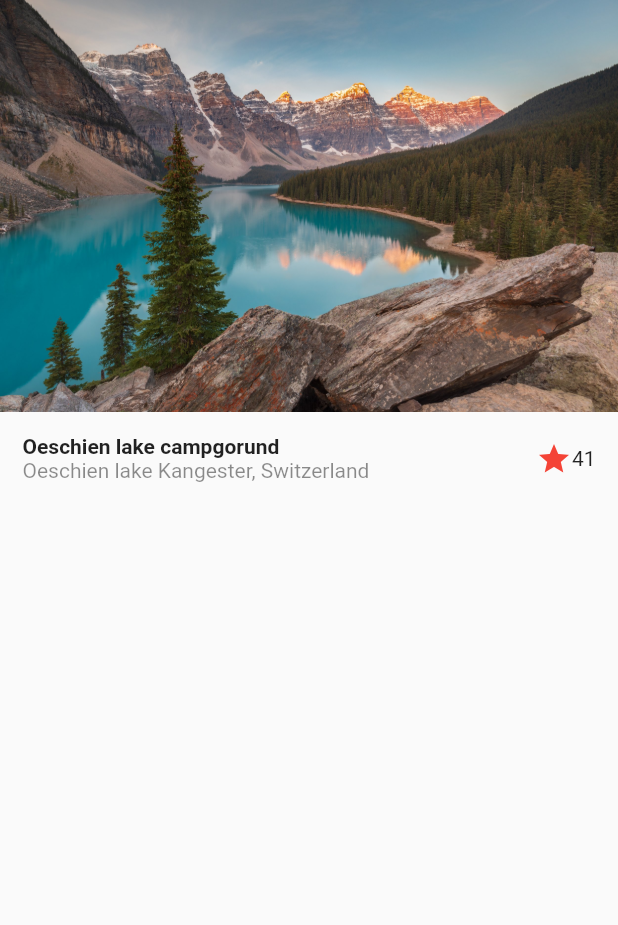
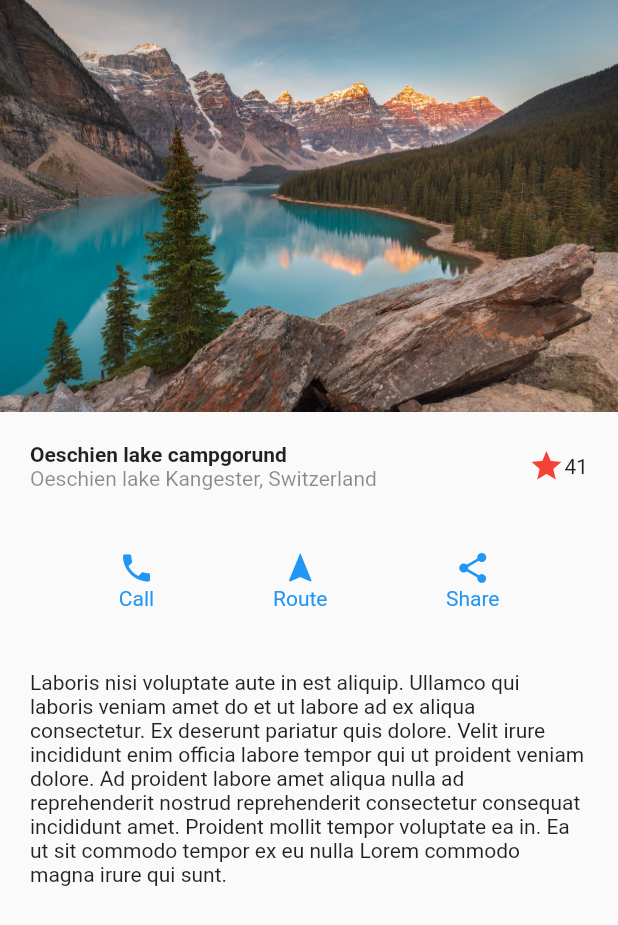
Before and after one commit to devb09/designs_app, a Flutter app: the screen it shows after launch, on a phone screen of 412 x 824 dp. Shown: the top 925 px of the screen. Run offline on Flutter 3.47's test engine with Material 2 defaults, Android fonts, the phone set to English and light mode, and no system bars.

Commit message:
feat: end firt design

```diff
--- a/lib/screens/basic_design.dart
+++ b/lib/screens/basic_design.dart
@@ -1,7 +1,6 @@
 import 'package:flutter/material.dart';
 
 class BasicDesignScreen extends StatelessWidget {
-
   const BasicDesignScreen({Key? key}) : super(key: key);
 
   @override
@@ -10,7 +9,11 @@ class BasicDesignScreen extends StatelessWidget {
       body: Column(
         children: [
           Image(image: AssetImage('assets/landscape.jpg')),
-          title()
+          title(),
+          ButtonsSection(),
+          Container(
+            padding: EdgeInsets.all(20),
+            child: Text('Laboris nisi voluptate aute in est aliquip. Ullamco qui laboris veniam amet do et ut labore ad ex aliqua consectetur. Ex deserunt pariatur quis dolore. Velit irure incididunt enim officia labore tempor qui ut proident veniam dolore. Ad proident labore amet aliqua nulla ad reprehenderit nostrud reprehenderit consectetur consequat incididunt amet. Proident mollit tempor voluptate ea in. Ea ut sit commodo tempor ex eu nulla Lorem commodo magna irure qui sunt.'))
         ],
       ),
     );
@@ -25,15 +28,19 @@ class title extends StatelessWidget {
   @override
   Widget build(BuildContext context) {
     return Container(
-      margin: EdgeInsets.all(15.0),
+      margin: EdgeInsets.all(20.0),
       child: Row(
         // mainAxisAlignment: MainAxisAlignment.spaceAround,
         children: [
           Column(
             crossAxisAlignment: CrossAxisAlignment.start,
             children: [
-              Text('Oeschien lake campgorund', style: TextStyle(fontWeight: FontWeight.bold),),
-              Text('Oeschien lake Kangester, Switzerland', style: TextStyle(color: Colors.black45)),
+              Text(
+                'Oeschien lake campgorund',
+                style: TextStyle(fontWeight: FontWeight.bold),
+              ),
+              Text('Oeschien lake Kangester, Switzerland',
+                  style: TextStyle(color: Colors.black45)),
             ],
           ),
           Expanded(child: Container()),
@@ -44,3 +51,51 @@ class title extends StatelessWidget {
     );
   }
 }
+
+class ButtonsSection extends StatelessWidget {
+  const ButtonsSection({
+    Key? key,
+  }) : super(key: key);
+
+  @override
+  Widget build(BuildContext context) {
+    return Container(
+      margin: EdgeInsets.symmetric(vertical: 20),
+      child: Row(
+        mainAxisAlignment: MainAxisAlignment.spaceEvenly,
+        children: [
+          ButtonItem(
+            icon: Icons.phone,
+            text: 'Call',
+          ),
+          ButtonItem(
+            icon: Icons.navigation_sharp,
+            text: 'Route',
+          ),
+          ButtonItem(
+            icon: Icons.share,
+            text: 'Share',
+          ),
+        ],
+      ),
+    );
+  }
+}
+
+class ButtonItem extends StatelessWidget {
+  final IconData icon;
+  final String text;
+
+  const ButtonItem({
+    Key? key,
+    required this.icon,
+    required this.text,
+  }) : super(key: key);
+
+  @override
+  Widget build(BuildContext context) {
+    return Column(
+      children: [Icon(icon, color: Colors.blue[500],), Text(text, style: TextStyle(color: Colors.blue[500]),)],
+    );
+  }
+}
```
